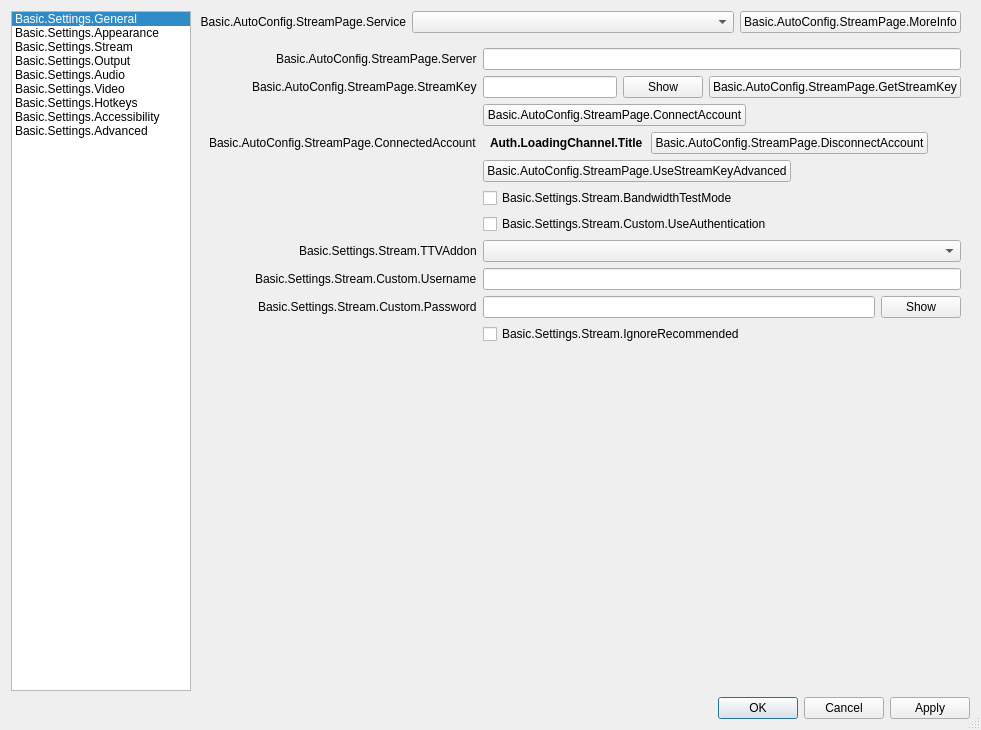
Above: UI/forms/OBSBasicSettings.ui from obsproject/obs-studio before the change. Below: the same form after it.
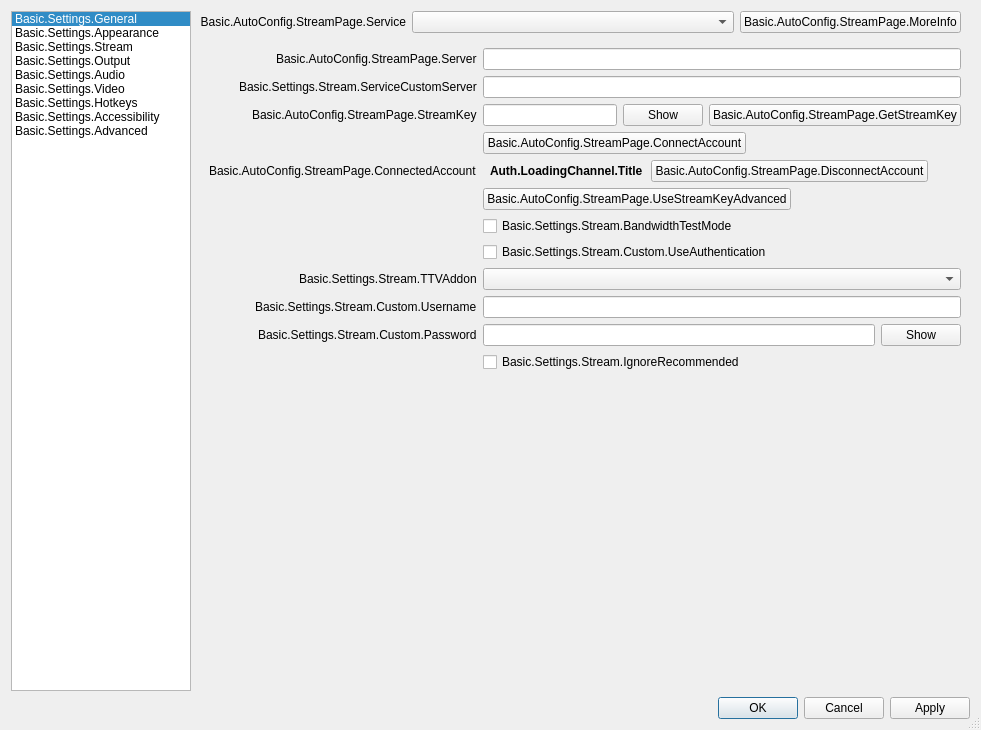
That is the form after the change. The open tabs and pages were chosen to show the change. Icons and pictures are not drawn. Custom widgets are drawn as their Qt base class.

Commit message: UI: Add custom server support for Twitch

```diff
--- a/UI/forms/OBSBasicSettings.ui
+++ b/UI/forms/OBSBasicSettings.ui
@@ -1271,6 +1271,19 @@
               </widget>
              </item>
              <item row="1" column="0">
+              <widget class="QLabel" name="serviceCustomServerLabel">
+               <property name="text">
+                <string>Basic.Settings.Stream.ServiceCustomServer</string>
+               </property>
+               <property name="buddy">
+                <cstring>serviceCustomServer</cstring>
+               </property>
+              </widget>
+             </item>
+             <item row="1" column="1">
+              <widget class="QLineEdit" name="serviceCustomServer"/>
+             </item>
+             <item row="3" column="0">
               <widget class="QLabel" name="streamKeyLabel">
                <property name="text">
                 <string>Basic.AutoConfig.StreamPage.StreamKey</string>
@@ -1283,7 +1296,7 @@
                </property>
               </widget>
              </item>
-             <item row="1" column="1">
+             <item row="3" column="1">
               <widget class="QFrame" name="streamKeyWidget">
                <layout class="QHBoxLayout" name="horizontalLayout_11">
                 <property name="leftMargin">
@@ -1334,7 +1347,7 @@
                </layout>
               </widget>
              </item>
-             <item row="3" column="0">
+             <item row="4" column="0">
               <spacer name="horizontalSpacer_18">
                <property name="orientation">
                 <enum>Qt::Horizontal</enum>
@@ -1347,7 +1360,7 @@
                </property>
               </spacer>
              </item>
-             <item row="4" column="1">
+             <item row="5" column="1">
               <layout class="QHBoxLayout" name="horizontalLayout_23">
                <property name="spacing">
                 <number>8</number>
@@ -1390,21 +1403,21 @@
                </item>
               </layout>
              </item>
-             <item row="6" column="1">
+             <item row="7" column="1">
               <widget class="QCheckBox" name="bandwidthTestEnable">
                <property name="text">
                 <string>Basic.Settings.Stream.BandwidthTestMode</string>
                </property>
               </widget>
              </item>
-             <item row="7" column="1">
+             <item row="8" column="1">
               <widget class="QCheckBox" name="useAuth">
                <property name="text">
                 <string>Basic.Settings.Stream.Custom.UseAuthentication</string>
                </property>
               </widget>
              </item>
-             <item row="9" column="0">
+             <item row="10" column="0">
               <widget class="QLabel" name="authUsernameLabel">
                <property name="text">
                 <string>Basic.Settings.Stream.Custom.Username</string>
@@ -1414,10 +1427,10 @@
                </property>
               </widget>
              </item>
-             <item row="9" column="1">
+             <item row="10" column="1">
               <widget class="QLineEdit" name="authUsername"/>
              </item>
-             <item row="10" column="0">
+             <item row="11" column="0">
               <widget class="QLabel" name="authPwLabel">
                <property name="text">
                 <string>Basic.Settings.Stream.Custom.Password</string>
@@ -1427,7 +1440,7 @@
                </property>
               </widget>
              </item>
-             <item row="10" column="1">
+             <item row="11" column="1">
               <widget class="QFrame" name="authPwWidget">
                <layout class="QHBoxLayout" name="horizontalLayout_25">
                 <property name="leftMargin">
@@ -1459,10 +1472,10 @@
                </layout>
               </widget>
              </item>
-             <item row="8" column="1">
+             <item row="9" column="1">
               <widget class="QComboBox" name="twitchAddonDropdown"/>
              </item>
-             <item row="8" column="0">
+             <item row="9" column="0">
               <widget class="QLabel" name="twitchAddonLabel">
                <property name="text">
                 <string>Basic.Settings.Stream.TTVAddon</string>
@@ -1472,14 +1485,14 @@
                </property>
               </widget>
              </item>
-             <item row="11" column="1">
+             <item row="12" column="1">
               <widget class="QCheckBox" name="ignoreRecommended">
                <property name="text">
                 <string>Basic.Settings.Stream.IgnoreRecommended</string>
                </property>
               </widget>
              </item>
-             <item row="12" column="1">
+             <item row="13" column="1">
               <widget class="QLabel" name="enforceSettingsLabel">
                <property name="text">
                 <string notr="true"/>
@@ -1492,7 +1505,7 @@
                </property>
               </widget>
              </item>
-             <item row="5" column="1">
+             <item row="6" column="1">
               <layout class="QHBoxLayout" name="horizontalLayout_28">
                <item>
                 <widget class="QPushButton" name="useStreamKeyAdv">
@@ -1516,14 +1529,14 @@
                </item>
               </layout>
              </item>
-             <item row="4" column="0">
+             <item row="5" column="0">
               <widget class="QLabel" name="connectedAccountLabel">
                <property name="text">
                 <string>Basic.AutoConfig.StreamPage.ConnectedAccount</string>
                </property>
               </widget>
              </item>
-             <item row="3" column="1">
+             <item row="4" column="1">
               <layout class="QHBoxLayout" name="horizontalLayout_15">
                <item>
                 <widget class="QPushButton" name="connectAccount2">
```
The commit also changes 4 other files.
